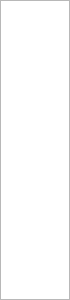
ziracms/editor, file ui/contextdialog.ui: the form before one commit.
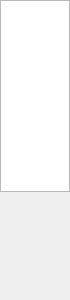
The form after the commit.

Diff of the .ui file:
```diff
--- a/ui/contextdialog.ui
+++ b/ui/contextdialog.ui
@@ -13,7 +13,7 @@
   <property name="windowTitle">
    <string>Dialog</string>
   </property>
-  <layout class="QHBoxLayout" name="horizontalLayout">
+  <layout class="QVBoxLayout" name="verticalLayout">
    <property name="spacing">
     <number>0</number>
    </property>
@@ -30,30 +30,24 @@
     <number>0</number>
    </property>
    <item>
-    <spacer name="horizontalSpacer">
-     <property name="orientation">
-      <enum>Qt::Horizontal</enum>
+    <widget class="QListWidget" name="contextListWidget">
+     <property name="sizePolicy">
+      <sizepolicy hsizetype="Preferred" vsizetype="Preferred">
+       <horstretch>0</horstretch>
+       <verstretch>0</verstretch>
+      </sizepolicy>
      </property>
-     <property name="sizeHint" stdset="0">
-      <size>
-       <width>40</width>
-       <height>20</height>
-      </size>
-     </property>
-    </spacer>
+    </widget>
    </item>
    <item>
-    <widget class="QListWidget" name="contextListWidget"/>
-   </item>
-   <item>
-    <spacer name="horizontalSpacer_2">
+    <spacer name="verticalSpacer">
      <property name="orientation">
-      <enum>Qt::Horizontal</enum>
+      <enum>Qt::Vertical</enum>
      </property>
      <property name="sizeHint" stdset="0">
       <size>
-       <width>40</width>
-       <height>20</height>
+       <width>0</width>
+       <height>0</height>
       </size>
      </property>
     </spacer>
```
